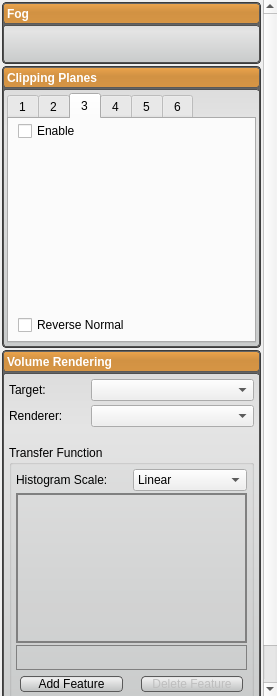
First picture: the form in src/Interface/Application/RenderingDockWidget.ui, repository jessdtate/Seg3D, before the edit.
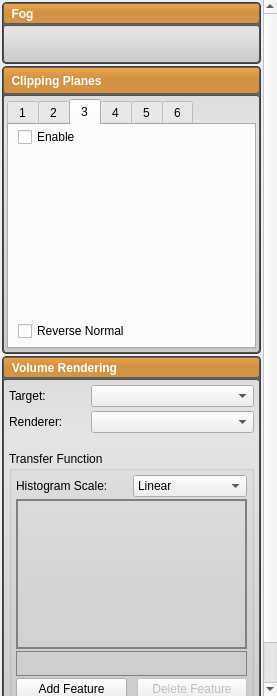
Second picture: the form after the edit. The open tabs and pages were chosen to show the change. Custom widgets are drawn as their Qt base class.

Commit message: Updating buttons for selecting tools and render options, as there is a bug in Qt 4.7.2 where the pushbutton does not work properly on OSX. This commit works around the problem. Also updating the handling of resources.

```diff
--- a/src/Interface/Application/RenderingDockWidget.ui
+++ b/src/Interface/Application/RenderingDockWidget.ui
@@ -23,28 +23,28 @@
    </size>
   </property>
   <property name="styleSheet">
-   <string notr="true">QPushButton{
+   <string notr="true">QToolButton{
 	background-color: qlineargradient(spread:pad, x1:0.5, y1:0, x2:0.5, y2:0.960227, stop:0 rgba(221, 221, 221, 255), stop:0.155779 rgba(238, 238, 238, 255), stop:1 rgba(192, 194, 194, 255));
 	border-radius: 4px;
 	border: 1px solid rgb(90, 90, 90);
 	margin:4px;
 }
 
-QPushButton:hover{
+QToolButton:hover{
 	background-color: qlineargradient(spread:pad, x1:0.5, y1:0, x2:0.5, y2:1, stop:0 rgba(195, 195, 195, 255), stop:0.253769 rgba(206, 206, 206, 255), stop:1 rgba(185, 185, 185, 255));
 	border-radius: 4px;
 	border: 1px solid rgb(90, 90, 90);
 	margin:4px;
 }
 
-QPushButton:pressed{
+QToolButton:pressed{
 	background-color: qlineargradient(spread:pad, x1:0.5, y1:0, x2:0.5, y2:1, stop:0 rgba(150, 150, 150, 255), stop:0.753769 rgba(206, 206, 206, 255), stop:1 rgba(185, 185, 185, 255));
 	border-radius: 4px;
 	border: 1px solid rgb(90, 90, 90);
 	margin:4px;
 }
 
-QPushButton#fog_open_button_{
+QToolButton#fog_open_button_{
 	background-color:rgba(0, 0, 0, 0);
 	border-color: rgba(0, 0, 0, 0);
 	border: none;
@@ -56,19 +56,20 @@
 	margin:0px;
 }
 
-QPushButton#fog_open_button_:hover{
-	color: rgb(255, 255, 255);
-}
-
-QPushButton#fog_open_button_:pressed{
+QToolButton#fog_spacer_{
 	background-color:rgba(0, 0, 0, 0);
 	border-color: rgba(0, 0, 0, 0);
-	padding-left: 4px;
 	border: none;
-	color:  rgb(100, 100, 100);
+	height: 24px;
+	text-align: left;
+	color: rgb(255, 255, 255);
+	padding-left:4px;
+	font: bold;
+	margin:0px;
 }
 
-QPushButton#clipping_open_button_{
+
+QToolButton#clipping_open_button_{
 	background-color:rgba(0, 0, 0, 0);
 	border-color: rgba(0, 0, 0, 0);
 	border: none;
@@ -80,19 +81,19 @@
 	margin:0px;
 }
 
-QPushButton#clipping_open_button_:hover{
-	color: rgb(255, 255, 255);
-}
-
-QPushButton#clipping_open_button_:pressed{
+QToolButton#clipping_spacer_{
 	background-color:rgba(0, 0, 0, 0);
 	border-color: rgba(0, 0, 0, 0);
-	padding-left: 4px;
 	border: none;
-	color:  rgb(100, 100, 100);
+	height: 24px;
+	text-align: left;
+	color: rgb(255, 255, 255);
+	padding-left:4px;
+	font: bold;
+	margin:0px;
 }
 
-QPushButton#vr_open_button_{
+QToolButton#vr_open_button_{
 	background-color:rgba(0, 0, 0, 0);
 	border-color: rgba(0, 0, 0, 0);
 	border: none;
@@ -104,16 +105,16 @@
 	margin:0px;
 }
 
-QPushButton#vr_open_button_:hover{
-	color: rgb(255, 255, 255);
-}
-
-QPushButton#vr_open_button_:pressed{
+QToolButton#vr_spacer_{
 	background-color:rgba(0, 0, 0, 0);
 	border-color: rgba(0, 0, 0, 0);
-	padding-left: 4px;
 	border: none;
-	color:  rgb(100, 100, 100);
+	height: 24px;
+	text-align: left;
+	color: rgb(255, 255, 255);
+	padding-left:4px;
+	font: bold;
+	margin:0px;
 }
 
 QLabel#fog_label_{
@@ -189,14 +190,6 @@
 	background-color: rgba( 0, 0, 0, 0 );
 }
 
-QToolButton#vr_open_button_{
-	background-color: rgba(0, 0, 0, 0);
-	border-radius: 4px;
-}
-
-QToolButton#vr_open_button_:hover{
-	background-color: rgba( 0, 0, 0, 30 ); border-radius: 3px;
-}
 
 QWidget#vr_header_{
 	background-color: qlineargradient(spread:pad, x1:0.5, y1:0, x2:0.5, y2:0.960227, stop:0 rgba(0, 0, 0, 0), stop:0.45 rgba(0, 0, 0, 30), stop:1 rgba(0, 0, 0, 25));
@@ -256,8 +249,8 @@
         <rect>
          <x>0</x>
          <y>0</y>
-         <width>260</width>
-         <height>745</height>
+         <width>262</width>
+         <height>773</height>
         </rect>
        </property>
        <layout class="QVBoxLayout" name="scroll_area_layout_">
@@ -311,7 +304,7 @@
                   <height>21</height>
                  </size>
                 </property>
-                <layout class="QHBoxLayout" name="horizontalLayout" stretch="0">
+                <layout class="QHBoxLayout" name="horizontalLayout" stretch="0,0">
                  <property name="spacing">
                   <number>2</number>
                  </property>
@@ -319,7 +312,13 @@
                   <number>0</number>
                  </property>
                  <item>
-                  <widget class="QPushButton" name="fog_open_button_">
+                  <widget class="QToolButton" name="fog_open_button_">
+                   <property name="sizePolicy">
+                    <sizepolicy hsizetype="Minimum" vsizetype="Fixed">
+                     <horstretch>0</horstretch>
+                     <verstretch>0</verstretch>
+                    </sizepolicy>
+                   </property>
                    <property name="minimumSize">
                     <size>
                      <width>21</width>
@@ -346,6 +345,19 @@
                    </property>
                   </widget>
                  </item>
+                 <item>
+                  <widget class="QToolButton" name="fog_spacer_">
+                   <property name="sizePolicy">
+                    <sizepolicy hsizetype="MinimumExpanding" vsizetype="Fixed">
+                     <horstretch>0</horstretch>
+                     <verstretch>0</verstretch>
+                    </sizepolicy>
+                   </property>
+                   <property name="text">
+                    <string/>
+                   </property>
+                  </widget>
+                 </item>
                 </layout>
                </widget>
               </item>
@@ -426,7 +438,13 @@
                   <number>0</number>
                  </property>
                  <item>
-                  <widget class="QPushButton" name="clipping_open_button_">
+                  <widget class="QToolButton" name="clipping_open_button_">
+                   <property name="sizePolicy">
+                    <sizepolicy hsizetype="Minimum" vsizetype="Fixed">
+                     <horstretch>0</horstretch>
+                     <verstretch>0</verstretch>
+                    </sizepolicy>
+                   </property>
                    <property name="minimumSize">
                     <size>
                      <width>21</width>
@@ -450,6 +468,19 @@
                    </property>
                   </widget>
                  </item>
+                 <item>
+                  <widget class="QToolButton" name="clipping_spacer_">
+                   <property name="sizePolicy">
+                    <sizepolicy hsizetype="MinimumExpanding" vsizetype="Fixed">
+                     <horstretch>0</horstretch>
+                     <verstretch>0</verstretch>
+                    </sizepolicy>
+                   </property>
+                   <property name="text">
+                    <string/>
+                   </property>
+                  </widget>
+                 </item>
                 </layout>
                </widget>
               </item>
@@ -477,7 +508,7 @@
                  <enum>QTabWidget::Rounded</enum>
                 </property>
                 <property name="currentIndex">
-                 <number>0</number>
+                 <number>2</number>
                 </property>
                 <widget class="QWidget" name="clipping_plane1_">
                  <attribute name="title">
@@ -1235,7 +1266,13 @@
                   <number>0</number>
                  </property>
                  <item>
-                  <widget class="QPushButton" name="vr_open_button_">
+                  <widget class="QToolButton" name="vr_open_button_">
+                   <property name="sizePolicy">
+                    <sizepolicy hsizetype="Minimum" vsizetype="Fixed">
+                     <horstretch>0</horstretch>
+                     <verstretch>0</verstretch>
+                    </sizepolicy>
+                   </property>
                    <property name="minimumSize">
                     <size>
                      <width>21</width>
@@ -1253,6 +1290,19 @@
                    </property>
                   </widget>
                  </item>
+                 <item>
+                  <widget class="QToolButton" name="vr_spacer_">
+                   <property name="sizePolicy">
+                    <sizepolicy hsizetype="MinimumExpanding" vsizetype="Fixed">
+                     <horstretch>0</horstretch>
+                     <verstretch>0</verstretch>
+                    </sizepolicy>
+                   </property>
+                   <property name="text">
+                    <string/>
+                   </property>
+                  </widget>
+                 </item>
                 </layout>
                </widget>
               </item>
```
The commit also changes 13 other files.
